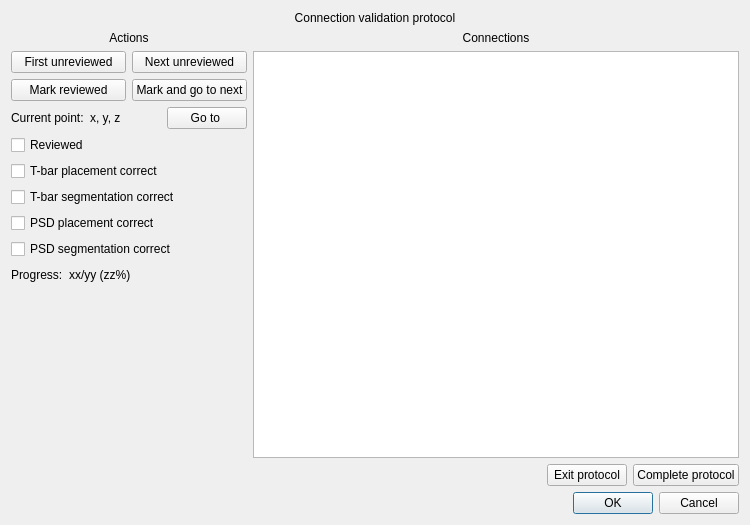
janelia-flyem/NeuTu, file neurolabi/gui/protocols/connectionvalidationprotocol.ui: the form before one commit.
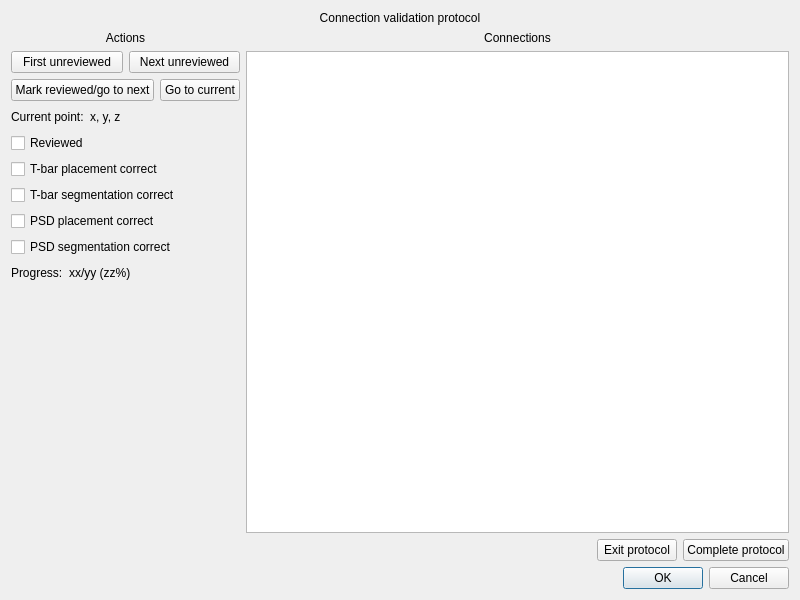
The form after the commit.

Commit message: go to first unreviewed working

Patch:
```diff
--- a/neurolabi/gui/protocols/connectionvalidationprotocol.ui
+++ b/neurolabi/gui/protocols/connectionvalidationprotocol.ui
@@ -6,8 +6,8 @@
    <rect>
     <x>0</x>
     <y>0</y>
-    <width>750</width>
-    <height>525</height>
+    <width>800</width>
+    <height>600</height>
    </rect>
   </property>
   <property name="windowTitle">
@@ -58,17 +58,17 @@
        </item>
        <item>
         <layout class="QHBoxLayout" name="horizontalLayout_4">
-         <item>
-          <widget class="QPushButton" name="markButton">
-           <property name="text">
-            <string>Mark reviewed</string>
-           </property>
-          </widget>
-         </item>
          <item>
           <widget class="QPushButton" name="markAndNextButton">
            <property name="text">
-            <string>Mark and go to next</string>
+            <string>Mark reviewed/go to next</string>
+           </property>
+          </widget>
+         </item>
+         <item>
+          <widget class="QPushButton" name="gotoButton">
+           <property name="text">
+            <string>Go to current</string>
            </property>
           </widget>
          </item>
@@ -103,13 +103,6 @@
            </property>
           </spacer>
          </item>
-         <item>
-          <widget class="QPushButton" name="gotoButton">
-           <property name="text">
-            <string>Go to </string>
-           </property>
-          </widget>
-         </item>
         </layout>
        </item>
        <item>
```
The commit also changes 2 other files.
